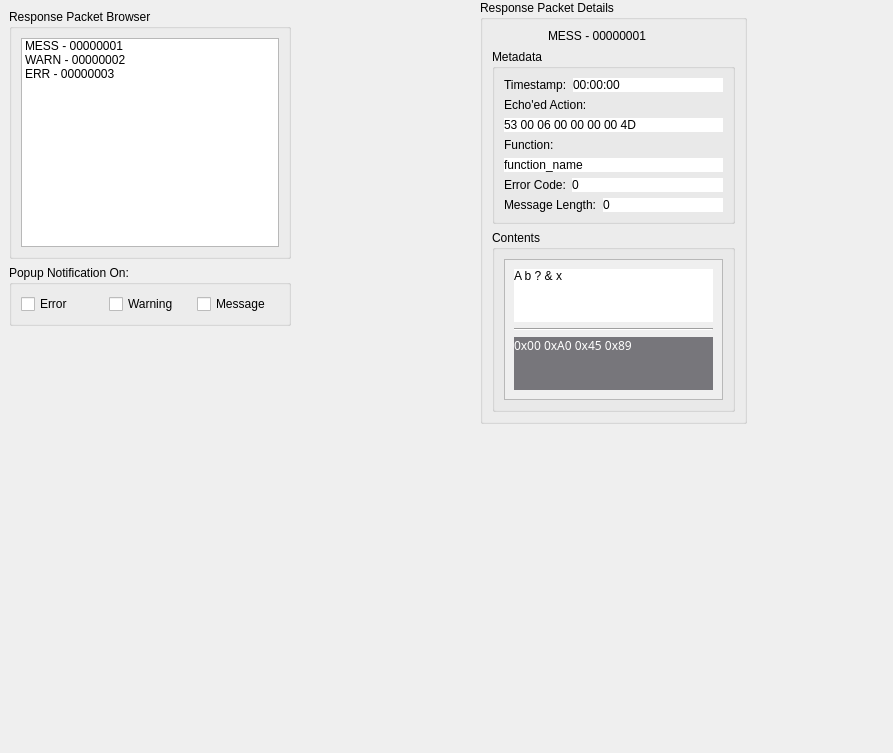
Before: the Qt Designer form mars_ws/src/science/science/response_gui/response_packet.ui in BYUMarsRover/Autonomy-ROS2, drawn with Qt 5.
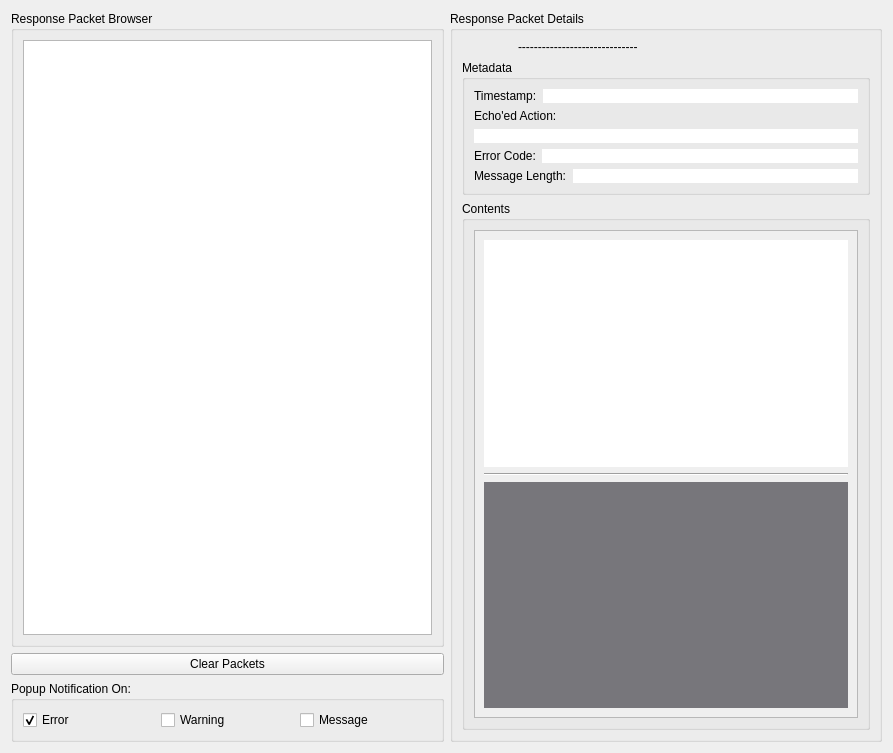
After: the same form once the commit is applied. Icons and pictures are not drawn.

Commit message: Debugged, Reoragnized Function Mapping, Added to launch script

Diff of the .ui file:
```diff
--- a/mars_ws/src/science/science/response_gui/response_packet.ui
+++ b/mars_ws/src/science/science/response_gui/response_packet.ui
@@ -13,15 +13,8 @@
   <property name="windowTitle">
    <string>Science GUI</string>
   </property>
-  <widget class="QWidget" name="verticalLayoutWidget">
-   <property name="geometry">
-    <rect>
-     <x>9</x>
-     <y>9</y>
-     <width>282</width>
-     <height>317</height>
-    </rect>
-   </property>
+  <layout class="QHBoxLayout" name="horizontalLayout_7">
+   <item>
    <layout class="QVBoxLayout" name="verticalLayout_2">
     <item>
      <widget class="QGroupBox" name="groupBox_2">
@@ -30,39 +23,18 @@
       </property>
       <layout class="QVBoxLayout" name="verticalLayout">
        <item>
-        <widget class="QListWidget" name="packet_browser">
-         <item>
-          <property name="text">
-           <string>MESS - 00000001</string>
-          </property>
-          <property name="icon">
-           <iconset resource="../rxtx_gui/resources.qrc">
-            <normaloff>:/images/accept.png</normaloff>:/images/accept.png</iconset>
-          </property>
-         </item>
-         <item>
-          <property name="text">
-           <string>WARN - 00000002</string>
-          </property>
-          <property name="icon">
-           <iconset resource="../rxtx_gui/resources.qrc">
-            <normaloff>:/images/warning.png</normaloff>:/images/warning.png</iconset>
-          </property>
-         </item>
-         <item>
-          <property name="text">
-           <string>ERR - 00000003</string>
-          </property>
-          <property name="icon">
-           <iconset resource="../rxtx_gui/resources.qrc">
-            <normaloff>:/images/close.png</normaloff>:/images/close.png</iconset>
-          </property>
-         </item>
-        </widget>
+         <widget class="QListWidget" name="packet_browser"/>
        </item>
       </layout>
      </widget>
     </item>
+     <item>
+      <widget class="QPushButton" name="pushButton_clear_packets">
+       <property name="text">
+        <string>Clear Packets</string>
+       </property>
+      </widget>
+     </item>
     <item>
      <widget class="QGroupBox" name="groupBox">
       <property name="title">
@@ -74,6 +46,9 @@
          <property name="text">
           <string>Error</string>
          </property>
+          <property name="checked">
+           <bool>true</bool>
+          </property>
         </widget>
        </item>
        <item>
@@ -94,16 +69,9 @@
      </widget>
     </item>
    </layout>
-  </widget>
+   </item>
+   <item>
   <widget class="QGroupBox" name="groupBox_3">
-   <property name="geometry">
-    <rect>
-     <x>480</x>
-     <y>0</y>
-     <width>267</width>
-     <height>424</height>
-    </rect>
-   </property>
    <property name="title">
     <string>Response Packet Details</string>
    </property>
@@ -144,7 +112,7 @@
       <item>
        <widget class="QLabel" name="label_10">
         <property name="text">
-         <string>MESS - 00000001</string>
+           <string>------------------------------</string>
         </property>
         <property name="alignment">
          <set>Qt::AlignLeading|Qt::AlignLeft|Qt::AlignVCenter</set>
@@ -195,7 +163,7 @@
             <string notr="true">background-color: rgb(255, 255, 255);</string>
            </property>
            <property name="text">
-            <string>00:00:00</string>
+              <string/>
            </property>
           </widget>
          </item>
@@ -216,7 +184,7 @@
             <string notr="true">background-color: rgb(255, 255, 255);</string>
            </property>
            <property name="text">
-            <string>53 00 06 00 00 00 00 4D</string>
+              <string/>
            </property>
            <property name="wordWrap">
             <bool>true</bool>
@@ -225,27 +193,6 @@
          </item>
         </layout>
        </item>
-       <item>
-        <layout class="QVBoxLayout" name="verticalLayout_5">
-         <item>
-          <widget class="QLabel" name="label_2">
-           <property name="text">
-            <string>Function:</string>
-           </property>
-          </widget>
-         </item>
-         <item>
-          <widget class="QLabel" name="label_5">
-           <property name="styleSheet">
-            <string notr="true">background-color: rgb(255, 255, 255);</string>
-           </property>
-           <property name="text">
-            <string>function_name</string>
-           </property>
-          </widget>
-         </item>
-        </layout>
-       </item>
        <item>
         <layout class="QHBoxLayout" name="horizontalLayout_3">
          <item>
@@ -273,7 +220,7 @@
             <string notr="true">background-color: rgb(255, 255, 255);</string>
            </property>
            <property name="text">
-            <string>0</string>
+              <string/>
            </property>
           </widget>
          </item>
@@ -306,7 +253,7 @@
             <string notr="true">background-color: rgb(255, 255, 255);</string>
            </property>
            <property name="text">
-            <string>0</string>
+              <string/>
            </property>
           </widget>
          </item>
@@ -331,8 +278,8 @@
            <rect>
             <x>0</x>
             <y>0</y>
-            <width>203</width>
-            <height>81</height>
+              <width>384</width>
+              <height>416</height>
            </rect>
           </property>
           <layout class="QVBoxLayout" name="verticalLayout_7">
@@ -348,7 +295,7 @@
               <string notr="true">background-color: rgb(255, 255, 255);</string>
              </property>
              <property name="text">
-              <string>A b ? &amp; x</string>
+                <string/>
              </property>
              <property name="alignment">
               <set>Qt::AlignLeading|Qt::AlignLeft|Qt::AlignTop</set>
@@ -383,7 +330,7 @@
 color: rgb(255, 255, 255);</string>
              </property>
              <property name="text">
-              <string>0x00 0xA0 0x45 0x89</string>
+                <string/>
              </property>
              <property name="alignment">
               <set>Qt::AlignLeading|Qt::AlignLeft|Qt::AlignTop</set>
@@ -405,6 +352,8 @@
     </item>
    </layout>
   </widget>
+   </item>
+  </layout>
  </widget>
  <resources>
   <include location="../rxtx_gui/resources.qrc"/>
```
Left out of the diff: 30 changed lines with no effect on the pictures. Lines whose indentation alone changed are shown as unchanged. The commit also changes 15 other files.
